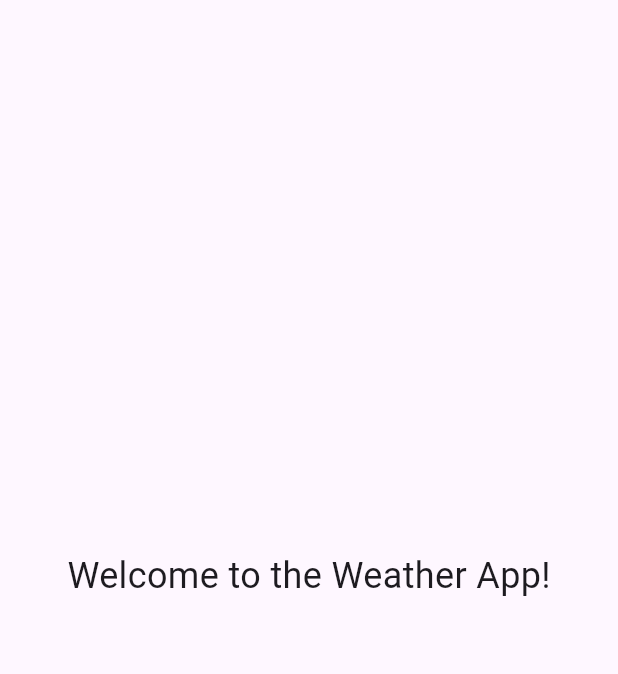
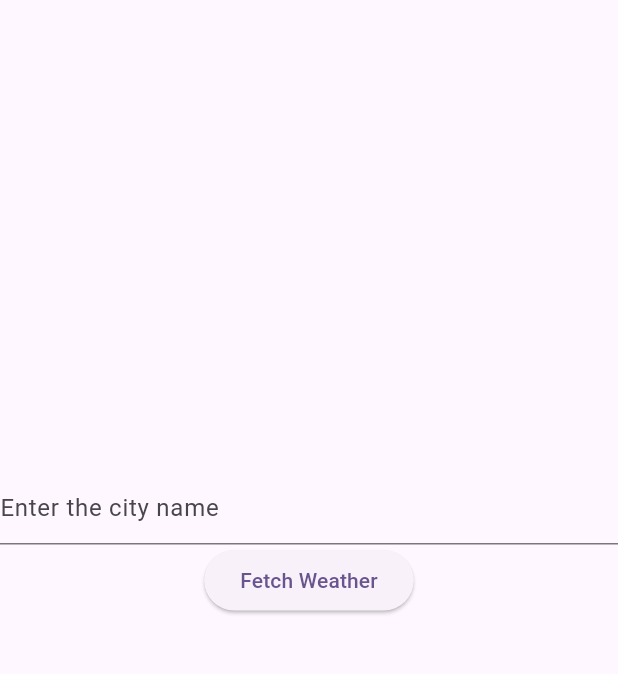
Before and after one commit to Vrutik2/weather_info_app, a Flutter app: the screen it shows after launch, on a phone screen of 412 x 824 dp, the part 84-758 px from its top. Run offline on Flutter 3.47's test engine with Material 3 defaults, Android fonts, the phone set to English and light mode, and no system bars.

Commit message:
Basic UI with input field and button

```diff
--- a/lib/main.dart
+++ b/lib/main.dart
@@ -20,23 +20,50 @@ class MyApp extends StatelessWidget {
   }
 }
 
-class MyHomePage extends StatelessWidget {
+class MyHomePage extends StatefulWidget {
   const MyHomePage({super.key, required this.title});
 
   final String title;
+
+  @override
+  State<MyHomePage> createState() => _HomePageState();
+}
+
+class _HomePageState extends State<MyHomePage> {
+  final TextEditingController _controller = TextEditingController(); // Fix variable naming
+  String _cityName = '';
+  String _weatherInfo = '';
+
+void _fetchWeather() {
+
+}
 
   @override
   Widget build(BuildContext context) {
     return Scaffold(
       appBar: AppBar(
         backgroundColor: Theme.of(context).colorScheme.inversePrimary,
-        title: Text(title),
+        title: Text(widget.title),
       ),
       body: Center(
-        child: const Text(
-          'Welcome to the Weather App!',
-          style: TextStyle(fontSize: 24),
+        child: Column(
+          mainAxisAlignment: MainAxisAlignment.center,
+          children: <Widget>[
+            TextField(
+              controller: _controller,
+              decoration: const InputDecoration(
+                hintText: 'Enter the city name',
+              ),
+            ),
+            ElevatedButton(
+              onPressed: _fetchWeather,
+              child: const Text('Fetch Weather'),
+            ),
+            Text(_cityName),
+            Text(_weatherInfo),
+          ],
         ),
+
       ),
     );
   }
```
